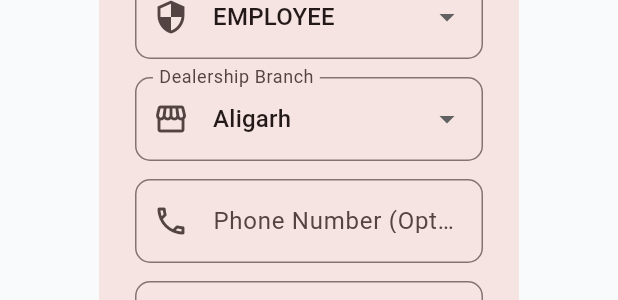
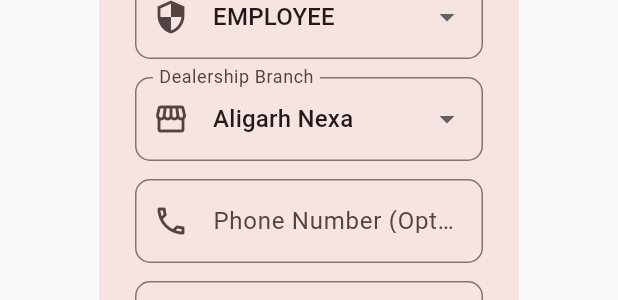
Before and after one commit to SRIVASTAVAOM/dev-motors-frontend, a Flutter app: the AddStaffDialog widget shown alone on an empty page, opened directly with empty values, on a phone screen of 412 x 824 dp. Shown: the part 526-826 px from the top of the screen. Run offline on Flutter 3.47's test engine with Material 3 defaults, Android fonts, the phone set to English and light mode, and no system bars; our stand-ins replace image_picker, shared_preferences; missing offline and left inert: universal_html; accounts and stored records are empty; network calls fail.

Commit message:
fix: align AddStaffDialog branches with actual 5 Dev Motors locations

```diff
--- a/lib/features/dashboard/presentation/widgets/add_staff_dialog.dart
+++ b/lib/features/dashboard/presentation/widgets/add_staff_dialog.dart
@@ -15,15 +15,16 @@
   final _passCtrl = TextEditingController();
   final _phoneCtrl = TextEditingController();
   String _selectedRole = 'EMPLOYEE';
-  String _selectedBranch = 'Aligarh';
+  String _selectedBranch = 'Aligarh Nexa';
   bool _loading = false;
 
   final List<String> _roles = ['EMPLOYEE', 'MANAGER', 'CASHIER', 'OWNER'];
   final List<String> _branches = [
-    'Aligarh', 'Agra', 'Kanpur', 'Lucknow', 'Delhi', 'Noida',
-    'Ghaziabad', 'Meerut', 'Bareilly', 'Moradabad', 'Prayagraj',
-    'Varanasi', 'Gorakhpur', 'Mathura', 'Jhansi', 'Firozabad',
-    'Etawah', 'Unnao'
+    'Aligarh Nexa',
+    'Main Outlet',
+    'Khair',
+    'Atrauli',
+    'Iglas',
   ];
 
   void _submit() async {
@@ -117,7 +118,7 @@
                 border: OutlineInputBorder(borderRadius: BorderRadius.circular(10)),
               ),
               items: _branches.map((b) => DropdownMenuItem(value: b, child: Text(b))).toList(),
-              onChanged: (v) => setState(() => _selectedBranch = v ?? 'Aligarh'),
+              onChanged: (v) => setState(() => _selectedBranch = v ?? 'Aligarh Nexa'),
             ),
             const SizedBox(height: 12),
             TextField(
```
